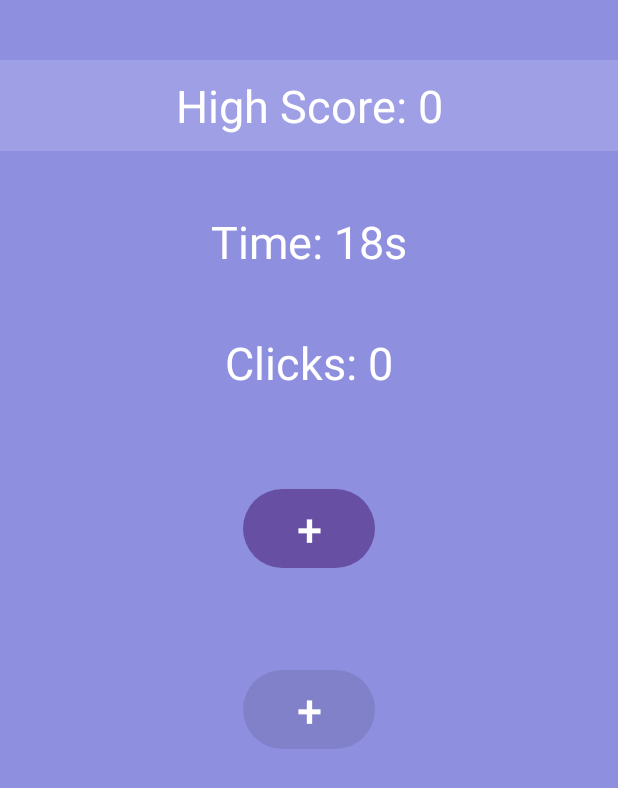
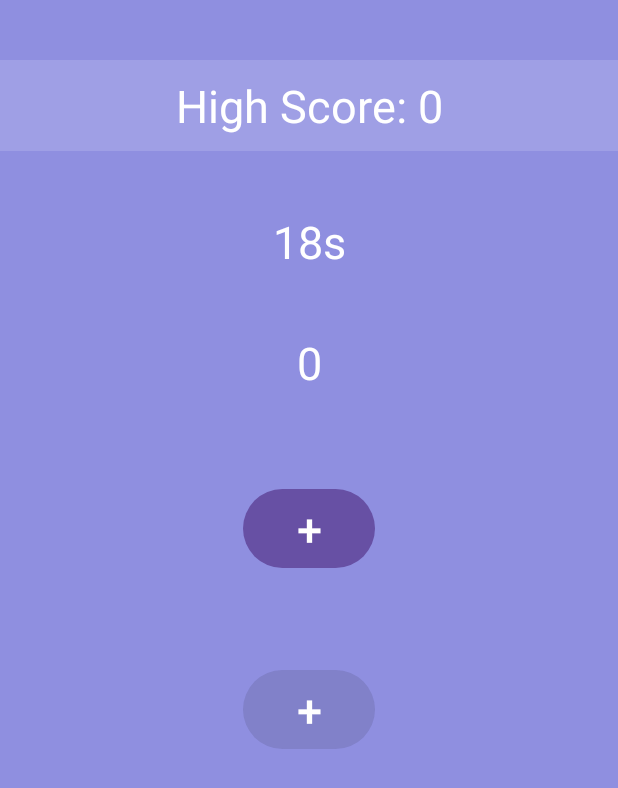
Before and after one commit to gabegaglio/ClickerGame, an Android app: the screen it shows after launch (MainActivity), after a tap on "Start", on a phone screen of 412 x 824 dp. Shown: the top 788 px of the screen. Run offline under Robolectric (Android 15) with nearby library versions, the phone set to English and light mode, and no system bars.

Commit message:
first commit

```diff
--- a/app/src/main/java/com/example/clickgame/MainActivity.java
+++ b/app/src/main/java/com/example/clickgame/MainActivity.java
@@ -9,6 +9,8 @@ import android.view.View;
 import android.view.ViewTreeObserver;
 import android.widget.Button;
 import android.widget.TextView;
+import android.widget.Toast;
+
 import androidx.appcompat.app.AppCompatActivity;
 
 public class MainActivity extends AppCompatActivity {
@@ -46,7 +48,7 @@ public class MainActivity extends AppCompatActivity {
             @Override
             public void onTick(long l) {
                 timeLeft--;
-                timer.setText("Time: " + timeLeft + "s");
+                timer.setText(timeLeft.toString() + "s");
             }
 
             @SuppressLint("SetTextI18n")
@@ -56,11 +58,9 @@ public class MainActivity extends AppCompatActivity {
                 counterBtn2.setEnabled(false);
                 startBtn.setEnabled(true);
                 startBtn.setVisibility(View.VISIBLE);
+                timer.setText("20s");
 
-                // parse clicks from counter to get score int
-                String counterText = counter.getText().toString();
-                String[] parts = counterText.split("Clicks: ");
-                int newScore = Integer.parseInt(parts[1].trim());
+                int newScore = Integer.parseInt(counter.getText().toString());
 
                 if (score == -1 || newScore > score) {
                     score = newScore;
@@ -70,6 +70,7 @@ public class MainActivity extends AppCompatActivity {
                     SharedPreferences.Editor editor = sharedPreferences.edit();
                     editor.putInt("highScore", score);
                     editor.apply();
+                    Toast.makeText(MainActivity.this, "New High Score: "+ score, Toast.LENGTH_LONG).show();
                 }
             }
         };
@@ -81,7 +82,7 @@ public class MainActivity extends AppCompatActivity {
                 buttonHandler.moveBtn(counterBtn1);
                 buttonHandler.toggleBtn(); //doesnt need to be passed in since btn1 always starts off enabled
                 count++;
-                counter.setText("Clicks: " + count);
+                counter.setText(count.toString());
             }
         });
 
@@ -92,7 +93,7 @@ public class MainActivity extends AppCompatActivity {
                 buttonHandler.moveBtn(counterBtn2);
                 buttonHandler.toggleBtn();
                 count++;
-                counter.setText("Clicks: " + count);
+                counter.setText(count.toString());
             }
         });
 
@@ -107,8 +108,8 @@ public class MainActivity extends AppCompatActivity {
                 counterBtn1.setEnabled(true);
                 timeLeft = 20;
                 count = 0;
-                timer.setText("Time: " + timeLeft);
-                counter.setText("Clicks: " + count);
+                timer.setText(timeLeft + "s");
+                counter.setText(count.toString());
                 counterBtn1.setTranslationX(0);
                 counterBtn1.setTranslationY(0);
                 counterBtn2.setTranslationX(0);
@@ -203,22 +204,19 @@ public class MainActivity extends AppCompatActivity {
             int randInt = (int) (Math.random() * 2 + 1); // Generates either 1 or 2
 
             if (randInt == 1) {
-                // Disable button1 and prevent it from capturing clicks
+
                 button1.setEnabled(false);
                 button1.setClickable(false);
-                button1.setFocusable(false); // Optionally, make it non-focusable
+                button1.setFocusable(false);
 
-                // Enable button2 and bring it to the front
                 button2.setEnabled(true);
                 button2.setClickable(true);
                 button2.setFocusable(true);
             } else {
-                // Disable button2 and prevent it from capturing clicks
                 button2.setEnabled(false);
                 button2.setClickable(false);
-                button2.setFocusable(false); // Optionally, make it non-focusable
+                button2.setFocusable(false);
 
-                // Enable button1 and bring it to the front
                 button1.setEnabled(true);
                 button1.setClickable(true);
                 button1.setFocusable(true);
--- a/app/src/main/res/layout/activity_main.xml
+++ b/app/src/main/res/layout/activity_main.xml
@@ -31,7 +31,7 @@
             android:layout_height="wrap_content"
             android:layout_marginTop="40dp"
             android:gravity="center"
-            android:text="Time: 20s"
+            android:text="20s"
             android:textColor="#FFFFFF"
             android:textSize="30sp" />
 
@@ -41,7 +41,7 @@
             android:layout_height="wrap_content"
             android:layout_marginTop="40dp"
             android:gravity="center"
-            android:text="Clicks: 0"
+            android:text="0"
             android:textColor="#FFFFFF"
             android:textSize="30sp" />
 
```
